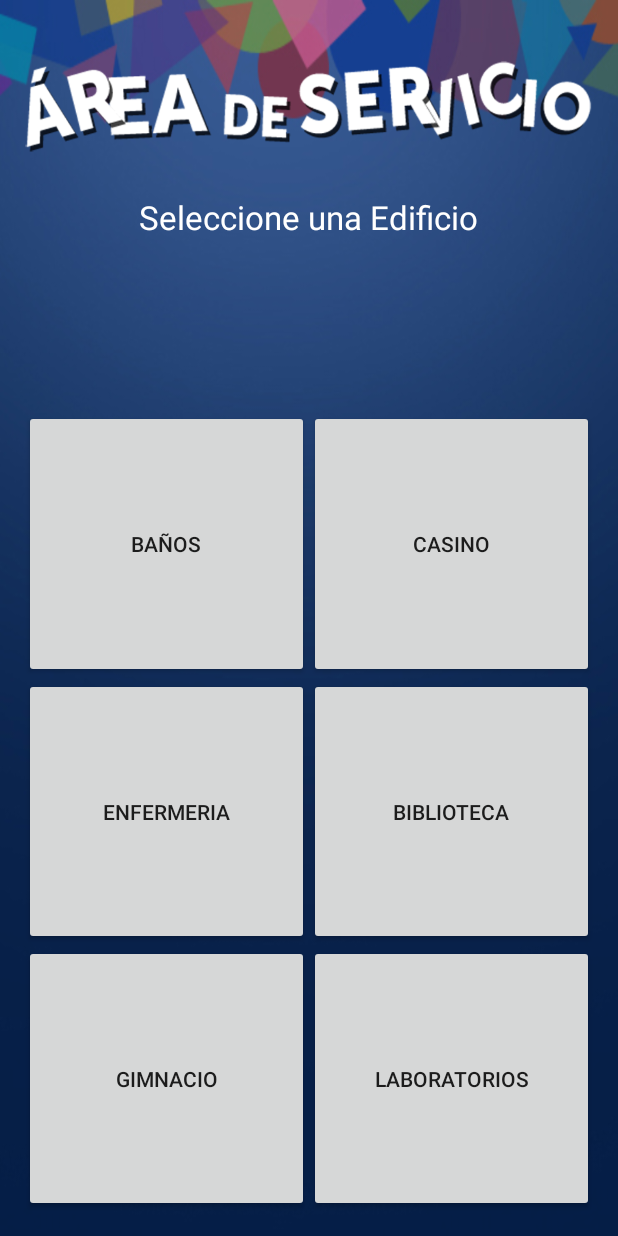
After one commit to patrickramirez/ConozcaMiUniversidad, an Android app: the AreaServicio screen opened directly, with no data from a screen before it, on a phone screen of 412 x 824 dp. The commit adds this screen. Run offline under Robolectric (Android 15) with nearby library versions, the phone set to English and light mode, and no system bars.

Commit message:
[JMC] 24/10 18:29

```diff
--- a/app/src/main/AndroidManifest.xml
+++ b/app/src/main/AndroidManifest.xml
@@ -44,8 +44,9 @@
             android:name="com.google.android.geo.API_KEY"
             android:value="AIzaSyAfTOn6bxIxwouUcK2BFJc5OMUTYgYOOfU" />
 
-        <activity android:name=".FacultadSearch"></activity>
-        <activity android:name=".ResultadoFacultadSearch"></activity>
+        <activity android:name=".FacultadSearch" />
+        <activity android:name=".ResultadoFacultadSearch" />
+        <activity android:name=".AreaServicio"></activity>
     </application>
 
 </manifest>
--- /dev/null
+++ b/app/src/main/java/patrick/conozcamiuniversida/AreaServicio.java
@@ -0,0 +1,103 @@
+package patrick.conozcamiuniversida;
+
+import android.app.Activity;
+import android.content.Context;
+import android.content.Intent;
+import android.content.SharedPreferences;
+import android.support.v7.app.AppCompatActivity;
+import android.os.Bundle;
+import android.view.KeyEvent;
+import android.view.View;
+import android.view.Window;
+import android.view.WindowManager;
+import android.widget.AdapterView;
+import android.widget.ArrayAdapter;
+import android.widget.Spinner;
+
+import java.util.List;
+
+import DAO.EdificioDAO;
+import MOD.EdificioMOD;
+
+public class AreaServicio extends Activity implements AdapterView.OnItemSelectedListener {
+
+    EdificioDAO _edificioDAO;
+    String[] items;
+    ArrayAdapter<String> adapter;
+    SharedPreferences prefs;
+    Spinner spinnerEdificiosAreas;
+
+    @Override
+    protected void onCreate(Bundle savedInstanceState) {
+        super.onCreate(savedInstanceState);
+        requestWindowFeature(Window.FEATURE_NO_TITLE);
+        getWindow().setFlags(WindowManager.LayoutParams.FLAG_FULLSCREEN, WindowManager.LayoutParams.FLAG_FULLSCREEN);
+        setContentView(R.layout.activity_area_servicio);
+
+        _edificioDAO = EdificioDAO.getInstance(this);
+        spinnerEdificiosAreas = (Spinner) findViewById(R.id.spinnerEdificiosAreas);
+        prefs = getSharedPreferences("MisPreferencias", Context.MODE_PRIVATE);
+        loadSpinnerEdificio();
+    }
+
+    private void loadSpinnerEdificio() {
+        String NombreCampus = prefs.getString("campus", "");
+
+        List<EdificioMOD> list = _edificioDAO.getEdificioListbyNombreCampus(NombreCampus);
+        items = new String[list.size()];
+        for (int i = 0; i < list.size(); i++) {
+
+            items[i] = list.get(i).getNombreEdificio();
+        }
+
+        adapter = new ArrayAdapter<String>(this, android.R.layout.simple_spinner_dropdown_item,
+                items);
+        spinnerEdificiosAreas.setAdapter(adapter);
+        spinnerEdificiosAreas.setOnItemSelectedListener(this);
+
+    }
+
+    @Override
+    public void onItemSelected(AdapterView<?> parent, View view, int position, long id) {
+        SharedPreferences.Editor editor;
+
+        switch (parent.getId()) {
+
+            case R.id.spinnerEdificiosAreas:
+                String nombreEdificio = parent.getItemAtPosition(position).toString();
+                //  editor = prefs.edit();
+                //  editor.putString("NombreEdificioSeleccionado", nombreEdificio);
+                //  editor.commit();
+
+
+                break;
+        }
+
+    }
+
+    @Override
+    public void onNothingSelected(AdapterView<?> parent) {
+
+    }
+
+    public void onBackPressed() {
+
+    }
+
+    @Override
+    public boolean onKeyDown(int keyCode, KeyEvent event) {
+        if (keyCode == KeyEvent.KEYCODE_BACK && event.getRepeatCount() == 0) {
+            // Esto es lo que hace mi botï¿½n al pulsar ir a atrï¿½s
+
+            startActivity(new Intent(this, MenuPrincipal.class));
+            finish();
+
+            return true;
+        } else if (keyCode == KeyEvent.KEYCODE_HOME
+                && event.getRepeatCount() == 0) {
+
+            return true;
+        }
+        return super.onKeyDown(keyCode, event);
+    }
+}
--- a/app/src/main/java/patrick/conozcamiuniversida/MenuPrincipal.java
+++ b/app/src/main/java/patrick/conozcamiuniversida/MenuPrincipal.java
@@ -32,6 +32,11 @@ public class MenuPrincipal extends Activity {
         finish();
     }
 
+    public void BtnAreaServicios(View v) {
+        startActivity(new Intent(this, AreaServicio.class));
+        finish();
+    }
+
     public void onBackPressed() {
 
     }
--- a/app/src/main/java/patrick/conozcamiuniversida/ResultadoEdificioSearch.java
+++ b/app/src/main/java/patrick/conozcamiuniversida/ResultadoEdificioSearch.java
@@ -114,11 +114,21 @@ public class ResultadoEdificioSearch extends FragmentActivity {
 
     public void btnSendGoogleMaps(View v) {
 
+//
+//        Uri gmmIntentUri = Uri.parse("google.navigation:q=" + latitud + "," + longitud);
+//        Intent mapIntent = new Intent(Intent.ACTION_VIEW, gmmIntentUri);
+//        mapIntent.setPackage("com.google.android.apps.maps");
+//        startActivity(mapIntent);
 
-        Uri gmmIntentUri = Uri.parse("google.navigation:q=" + latitud + "," + longitud);
-        Intent mapIntent = new Intent(Intent.ACTION_VIEW, gmmIntentUri);
-        mapIntent.setPackage("com.google.android.apps.maps");
-        startActivity(mapIntent);
+
+        String label = "Resultado Edificios";
+        String uriBegin = "geo:" + latitud + "," + longitud;
+        String query = latitud + "," + longitud + "(" + label + ")";
+        String encodedQuery = Uri.encode(query);
+        String uriString = uriBegin + "?q=" + encodedQuery + "&z=16";
+        Uri uri = Uri.parse(uriString);
+        Intent intent = new Intent(android.content.Intent.ACTION_VIEW, uri);
+        startActivity(intent);
 
     }
 }
--- a/app/src/main/java/patrick/conozcamiuniversida/ResultadoFacultadSearch.java
+++ b/app/src/main/java/patrick/conozcamiuniversida/ResultadoFacultadSearch.java
@@ -125,10 +125,14 @@ public class ResultadoFacultadSearch extends FragmentActivity {
     public void btnSendGoogleMaps(View v) {
 
 
-        Uri gmmIntentUri = Uri.parse("google.navigation:q=" + latitud + "," + longitud);
-        Intent mapIntent = new Intent(Intent.ACTION_VIEW, gmmIntentUri);
-        mapIntent.setPackage("com.google.android.apps.maps");
-        startActivity(mapIntent);
+        String label = "Resultado Facultad";
+        String uriBegin = "geo:" + latitud + "," + longitud;
+        String query = latitud + "," + longitud + "(" + label + ")";
+        String encodedQuery = Uri.encode(query);
+        String uriString = uriBegin + "?q=" + encodedQuery + "&z=16";
+        Uri uri = Uri.parse(uriString);
+        Intent intent = new Intent(android.content.Intent.ACTION_VIEW, uri);
+        startActivity(intent);
 
 //        Uri gmmIntentUri = Uri.parse("geo:" + latitud + "," + longitud);
 //        Intent mapIntent = new Intent(Intent.ACTION_VIEW, gmmIntentUri);
--- /dev/null
+++ b/app/src/main/res/layout/activity_area_servicio.xml
@@ -0,0 +1,173 @@
+<?xml version="1.0" encoding="utf-8"?>
+<LinearLayout xmlns:android="http://schemas.android.com/apk/res/android"
+    xmlns:tools="http://schemas.android.com/tools"
+    android:layout_width="match_parent"
+    android:layout_height="match_parent"
+    android:background="@drawable/fondovertical"
+    android:paddingBottom="@dimen/activity_vertical_margin"
+    android:paddingLeft="@dimen/activity_horizontal_margin"
+    android:paddingRight="@dimen/activity_horizontal_margin"
+    android:paddingTop="@dimen/activity_vertical_margin"
+    tools:context="patrick.conozcamiuniversida.AreaServicio">
+
+    <LinearLayout
+        android:layout_width="match_parent"
+        android:layout_height="match_parent"
+        android:orientation="vertical">
+
+        <LinearLayout
+            android:layout_width="match_parent"
+            android:layout_height="114dp"
+            android:orientation="vertical">
+
+            <ImageView
+                android:id="@+id/imageView3"
+                android:layout_width="match_parent"
+                android:layout_height="match_parent"
+                android:layout_gravity="center_horizontal"
+                android:src="@drawable/arealogo" />
+        </LinearLayout>
+
+        <LinearLayout
+            android:layout_width="match_parent"
+            android:layout_height="143dp"
+            android:orientation="vertical">
+
+            <LinearLayout
+                android:layout_width="match_parent"
+                android:layout_height="match_parent"
+                android:layout_weight="0.5"
+                android:orientation="vertical">
+
+                <TextView
+                    android:layout_width="wrap_content"
+                    android:layout_height="wrap_content"
+                    android:textAppearance="?android:attr/textAppearanceLarge"
+                    android:text="Seleccione una Edificio"
+                    android:textColor="#FFFFFF"
+                    android:id="@+id/textView6"
+                    android:gravity="center"
+                    android:layout_gravity="center_horizontal" />
+
+
+                <Spinner
+                    android:layout_width="fill_parent"
+                    android:layout_height="wrap_content"
+                    android:id="@+id/spinnerEdificiosAreas"
+                    android:layout_below="@+id/imageButton"
+                    android:layout_centerHorizontal="true"
+                    android:background="#6943a2ff"
+                    android:spinnerMode="dropdown"
+                    style="@style/SpinnerItem.DropDownItem" />
+            </LinearLayout>
+
+        </LinearLayout>
+
+        <LinearLayout
+            android:layout_width="match_parent"
+            android:layout_height="match_parent"
+            android:layout_weight="0.5"
+            android:orientation="vertical">
+
+            <LinearLayout
+                android:layout_width="match_parent"
+                android:layout_height="match_parent"
+                android:layout_weight="0.5"
+                android:orientation="horizontal">
+
+                <LinearLayout
+                    android:layout_width="match_parent"
+                    android:layout_height="match_parent"
+                    android:layout_weight="0.5"
+                    android:orientation="vertical">
+
+                    <Button
+                        android:id="@+id/button5"
+                        android:layout_width="match_parent"
+                        android:layout_height="match_parent"
+                        android:text="BAÑOS" />
+                </LinearLayout>
+
+                <LinearLayout
+                    android:layout_width="match_parent"
+                    android:layout_height="match_parent"
+                    android:layout_weight="0.5"
+                    android:orientation="vertical">
+
+                    <Button
+                        android:id="@+id/button6"
+                        android:layout_width="match_parent"
+                        android:layout_height="match_parent"
+                        android:text="CASINO" />
+                </LinearLayout>
+            </LinearLayout>
+
+            <LinearLayout
+                android:layout_width="match_parent"
+                android:layout_height="match_parent"
+                android:layout_weight="0.5"
+                android:orientation="horizontal">
+
+                <LinearLayout
+                    android:layout_width="match_parent"
+                    android:layout_height="match_parent"
+                    android:layout_weight="0.5"
+                    android:orientation="vertical">
+
+                    <Button
+                        android:id="@+id/button7"
+                        android:layout_width="match_parent"
+                        android:layout_height="match_parent"
+                        android:text="ENFERMERIA" />
+                </LinearLayout>
+
+                <LinearLayout
+                    android:layout_width="match_parent"
+                    android:layout_height="match_parent"
+                    android:layout_weight="0.5"
+                    android:orientation="vertical">
+
+                    <Button
+                        android:id="@+id/button8"
+                        android:layout_width="match_parent"
+                        android:layout_height="match_parent"
+                        android:text="BIBLIOTECA" />
+                </LinearLayout>
+            </LinearLayout>
+
+            <LinearLayout
+                android:layout_width="match_parent"
+                android:layout_height="match_parent"
+                android:layout_weight="0.5"
+                android:orientation="horizontal">
+
+                <LinearLayout
+                    android:layout_width="match_parent"
+                    android:layout_height="match_parent"
+                    android:layout_weight="0.5"
+                    android:orientation="vertical">
+
+                    <Button
+                        android:id="@+id/button9"
+                        android:layout_width="match_parent"
+                        android:layout_height="match_parent"
+                        android:text="GIMNACIO" />
+                </LinearLayout>
+
+                <LinearLayout
+                    android:layout_width="match_parent"
+                    android:layout_height="match_parent"
+                    android:layout_weight="0.5"
+                    android:orientation="vertical">
+
+                    <Button
+                        android:id="@+id/button10"
+                        android:layout_width="match_parent"
+                        android:layout_height="match_parent"
+                        android:text="LABORATORIOS" />
+                </LinearLayout>
+            </LinearLayout>
+        </LinearLayout>
+
+    </LinearLayout>
+</LinearLayout>
--- a/app/src/main/res/layout/activity_menu_principal.xml
+++ b/app/src/main/res/layout/activity_menu_principal.xml
@@ -52,7 +52,8 @@
                 android:layout_height="wrap_content"
                 android:layout_above="@+id/imageButton3"
                 android:layout_centerHorizontal="true"
-                android:background="@drawable/arealogo" />
+                android:background="@drawable/arealogo"
+                android:onClick="BtnAreaServicios" />
         </LinearLayout>
 
         <LinearLayout
--- a/app/src/main/res/values/styles.xml
+++ b/app/src/main/res/values/styles.xml
@@ -5,4 +5,8 @@
         <!-- Customize your theme here. -->
     </style>
 
+    <style name="SpinnerItem.DropDownItem" parent="@android:style/Widget.DropDownItem.Spinner">
+        <item name="android:textColor">#FFFFFF</item>
+    </style>
+
 </resources>
```
Also changed, not shown: 20 other files.
